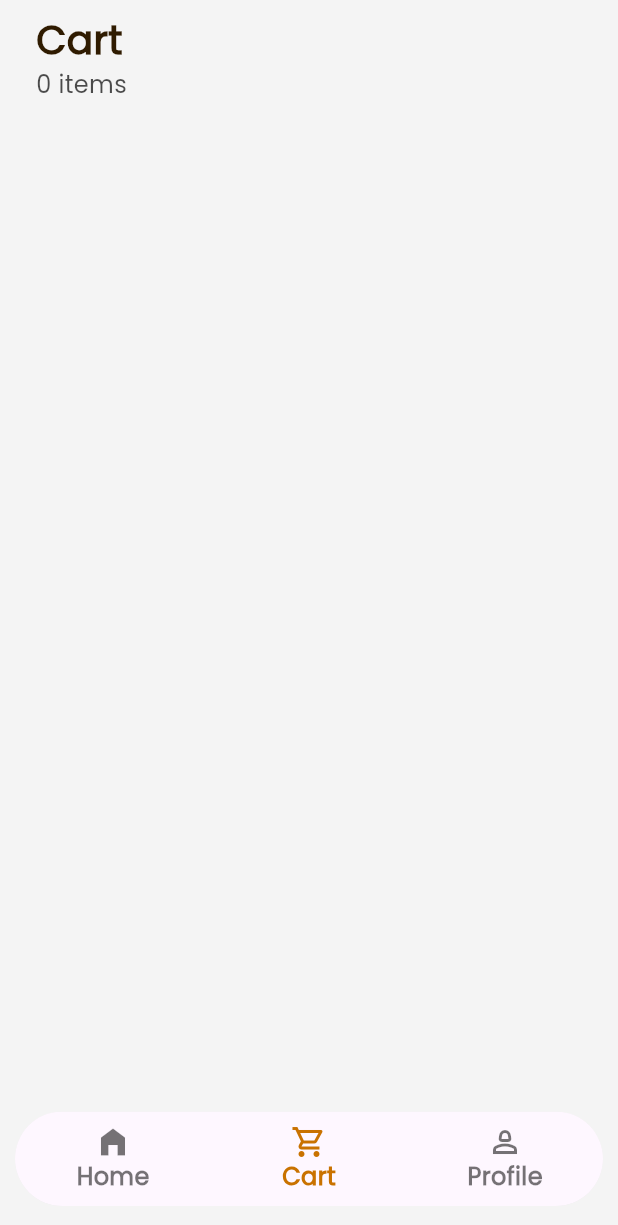
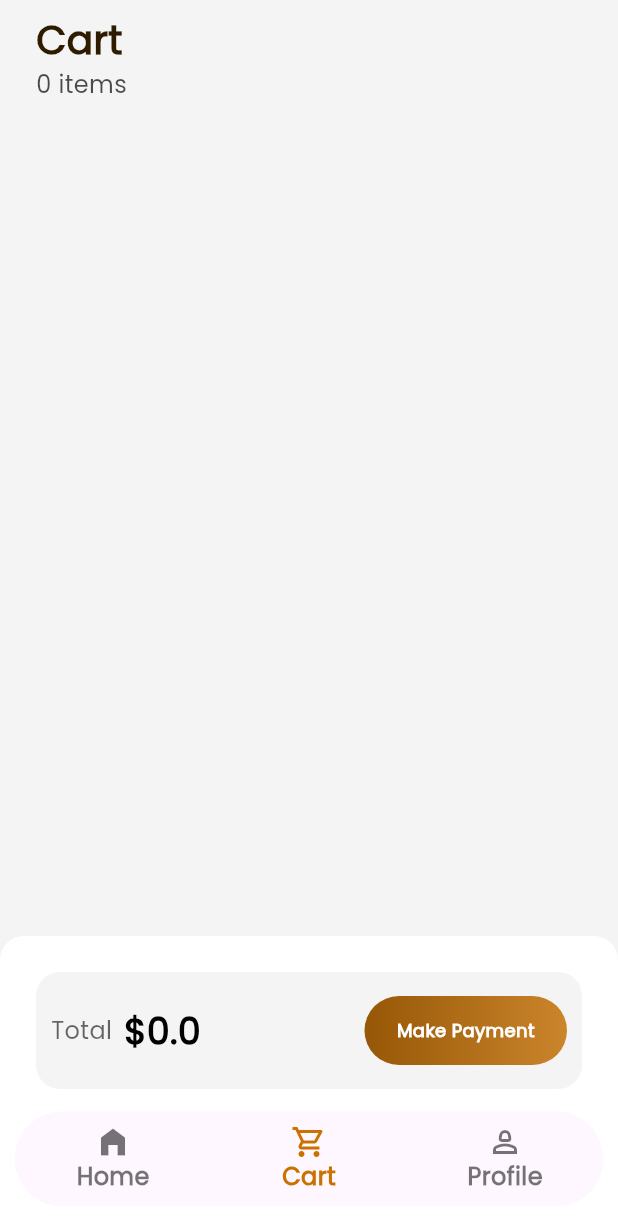
Before and after one commit to skfareeduddin/brewista, a Flutter app: the screen it shows after launch, item 2 of the bottom bar chosen, on a phone screen of 412 x 824 dp. Shown: the top 1225 px of the screen. Run offline on Flutter 3.47's test engine with Material 3 defaults, Android fonts, the phone set to English and light mode, and no system bars; our stand-ins replace flutter_svg, sizer.

Commit message:
Updated Cart functionality.

```diff
--- a/lib/components/bottom_navigation_bar.dart
+++ b/lib/components/bottom_navigation_bar.dart
@@ -33,16 +33,26 @@ class _BottomNavigationBarScreenState extends State<BottomNavigationBarScreen> {
   Widget build(BuildContext context) {
     return Scaffold(
       backgroundColor: const Color(0xFFF4F4F4),
-      body: Center(
+      body: Stack(
+        children: [
+          Positioned.fill(
+            child: Center(
               child: _widgetOptions.elementAt(_selectedIndex),
             ),
-      bottomNavigationBar: Container(
-        margin: const EdgeInsets.only(bottom: 20.0, left: 10.0, right: 10.0),
+          ),
+          Positioned(
+            left: 0,
+            right: 0,
+            bottom: 0,
+            child: Container(
+              margin:
+                  const EdgeInsets.only(bottom: 20.0, left: 10.0, right: 10.0),
               child: ClipRRect(
                 borderRadius: const BorderRadius.all(
                   Radius.circular(32.0),
                 ),
                 child: BottomNavigationBar(
+                  type: BottomNavigationBarType.fixed,
                   elevation: 50.0,
                   items: const <BottomNavigationBarItem>[
                     BottomNavigationBarItem(
@@ -81,6 +91,9 @@ class _BottomNavigationBarScreenState extends State<BottomNavigationBarScreen> {
                 ),
               ),
             ),
+          )
+        ],
+      ),
     );
   }
 }
--- a/lib/components/cart_item_card.dart
+++ b/lib/components/cart_item_card.dart
@@ -48,7 +48,8 @@ class _CartItemCardState extends State<CartItemCard> {
       crossAxisAlignment: CrossAxisAlignment.end,
       children: [
         Container(
-          width: 345.0,
+          width: double.infinity,
+          //width: 345.0,
           height: 150.0,
           padding: const EdgeInsets.only(top: 8, left: 6, right: 5, bottom: 8),
           decoration: const ShapeDecoration(
--- a/lib/main.dart
+++ b/lib/main.dart
@@ -6,12 +6,13 @@ import 'package:brewista/screens/sign_up.dart';
 import 'package:flutter/material.dart';
 import 'package:provider/provider.dart';
 import 'models/shop.dart';
+import 'package:sizer/sizer.dart';
 
 void main() {
   runApp(
     ChangeNotifierProvider(
       create: (context) => Shop(),
-      child: Brewista(),
+      child: const Brewista(),
     ),
   );
 }
@@ -21,7 +22,8 @@ class Brewista extends StatelessWidget {
 
   @override
   Widget build(BuildContext context) {
-    return MaterialApp(
+    return Sizer(
+      builder: (context, orientation, deviceType) => MaterialApp(
         debugShowCheckedModeBanner: false,
         initialRoute: BottomNavigationBarScreen.id,
         routes: {
@@ -32,6 +34,7 @@ class Brewista extends StatelessWidget {
           ProfileScreen.id: (context) => const ProfileScreen(),
           CartScreen.id: (context) => const CartScreen(),
         },
+      ),
     );
   }
 }
--- a/lib/models/coffee.dart
+++ b/lib/models/coffee.dart
@@ -1,7 +1,7 @@
 class Coffee {
   late String name;
-  late String originalPrice;
-  late String discountPrice;
+  late double originalPrice;
+  late double discountPrice;
   late String imagePath;
   late String cupSize;
   late double cupType;
@@ -23,8 +23,8 @@ class Coffee {
       required this.quantity});
 
   String get _name => name;
-  String get _originalPrice => originalPrice;
-  String get _discountPrice => discountPrice;
+  double get _originalPrice => originalPrice;
+  double get _discountPrice => discountPrice;
   String get _imagePath => imagePath;
   String get _cupSize => cupSize;
   double get _cupType => cupType;
--- a/lib/models/shop.dart
+++ b/lib/models/shop.dart
@@ -6,8 +6,8 @@ class Shop extends ChangeNotifier {
   final List<Coffee> _coffeeMenu = [
     Coffee(
         name: 'Black Coffee',
-        originalPrice: '2.08',
-        discountPrice: '1.79',
+        originalPrice: 2.08,
+        discountPrice: 1.79,
         imagePath: 'assets/black-coffee.png',
         cupSize: '',
         cupType: 0,
@@ -17,8 +17,8 @@ class Shop extends ChangeNotifier {
         quantity: 0),
     Coffee(
         name: 'Espresso',
-        originalPrice: '2.08',
-        discountPrice: '1.79',
+        originalPrice: 2.08,
+        discountPrice: 1.79,
         imagePath: 'assets/espresso.png',
         cupSize: '',
         cupType: 0,
--- a/lib/screens/cart.dart
+++ b/lib/screens/cart.dart
@@ -1,3 +1,4 @@
+import 'package:brewista/components/gradient_button.dart';
 import 'package:flutter/material.dart';
 import 'package:provider/provider.dart';
 import '../components/cart_item_card.dart';
@@ -24,9 +25,12 @@ class _CartScreenState extends State<CartScreen> {
       builder: (context, value, child) => Scaffold(
         backgroundColor: const Color(0xFFF4F4F4),
         body: SafeArea(
+          child: Column(
+            children: [
+              Expanded(
                 child: Padding(
                   padding:
-                const EdgeInsets.symmetric(vertical: 8.0, horizontal: 24.0),
+                      const EdgeInsets.only(left: 24.0, top: 8.0, right: 24.0),
                   child: Column(
                     children: [
                       const Align(
@@ -70,6 +74,85 @@ class _CartScreenState extends State<CartScreen> {
                   ),
                 ),
               ),
+              Align(
+                alignment: FractionalOffset.bottomCenter,
+                child: Container(
+                  padding: const EdgeInsets.all(24.0),
+                  width: MediaQuery.of(context).size.width,
+                  height: 200,
+                  decoration: const BoxDecoration(
+                    color: Colors.white,
+                    borderRadius: BorderRadius.only(
+                      topLeft: Radius.circular(16.0),
+                      topRight: Radius.circular(16.0),
+                    ),
+                  ),
+                  child: Align(
+                    alignment: FractionalOffset.topCenter,
+                    child: Container(
+                      padding: const EdgeInsets.all(10.0),
+                      width: 400,
+                      height: 78,
+                      decoration: const BoxDecoration(
+                        color: Color(0xFFF4F4F4),
+                        borderRadius: BorderRadius.all(
+                          Radius.circular(16.0),
+                        ),
+                      ),
+                      child: Row(
+                        mainAxisAlignment: MainAxisAlignment.spaceBetween,
+                        children: [
+                          Row(
+                            children: [
+                              Text(
+                                'Total',
+                                style: TextStyle(
+                                  color: Colors.black
+                                      .withOpacity(0.6000000238418579),
+                                  fontSize: 16,
+                                  fontFamily: 'Poppins',
+                                  fontWeight: FontWeight.w400,
+                                ),
+                              ),
+                              const SizedBox(
+                                width: 8.0,
+                              ),
+                              Text(
+                                '\$${value.cart.length * value.coffeeMenu[1].discountPrice}',
+                                style: const TextStyle(
+                                  color: Colors.black,
+                                  fontSize: 24,
+                                  fontFamily: 'Poppins',
+                                  fontWeight: FontWeight.w600,
+                                ),
+                              ),
+                            ],
+                          ),
+                          GradientButton(
+                              onPressed: () {},
+                              startingColor: const Color(0xFF965706),
+                              endingColor: const Color(0xFFCB852B),
+                              width: 135,
+                              height: 46,
+                              borderRadius: BorderRadius.circular(50.0),
+                              child: const Text(
+                                'Make Payment',
+                                style: TextStyle(
+                                  color: Colors.white,
+                                  fontSize: 12,
+                                  fontFamily: 'Poppins',
+                                  fontWeight: FontWeight.w700,
+                                ),
+                              ))
+                        ],
+                      ),
+                    ),
+                  ),
+                ),
+              ),
+            ],
+          ),
+        ),
       ),
     );
   }
```
Also changed, not shown: lib/screens/home.dart (+24 -0 lines). Lines whose indentation alone changed are shown as unchanged.
